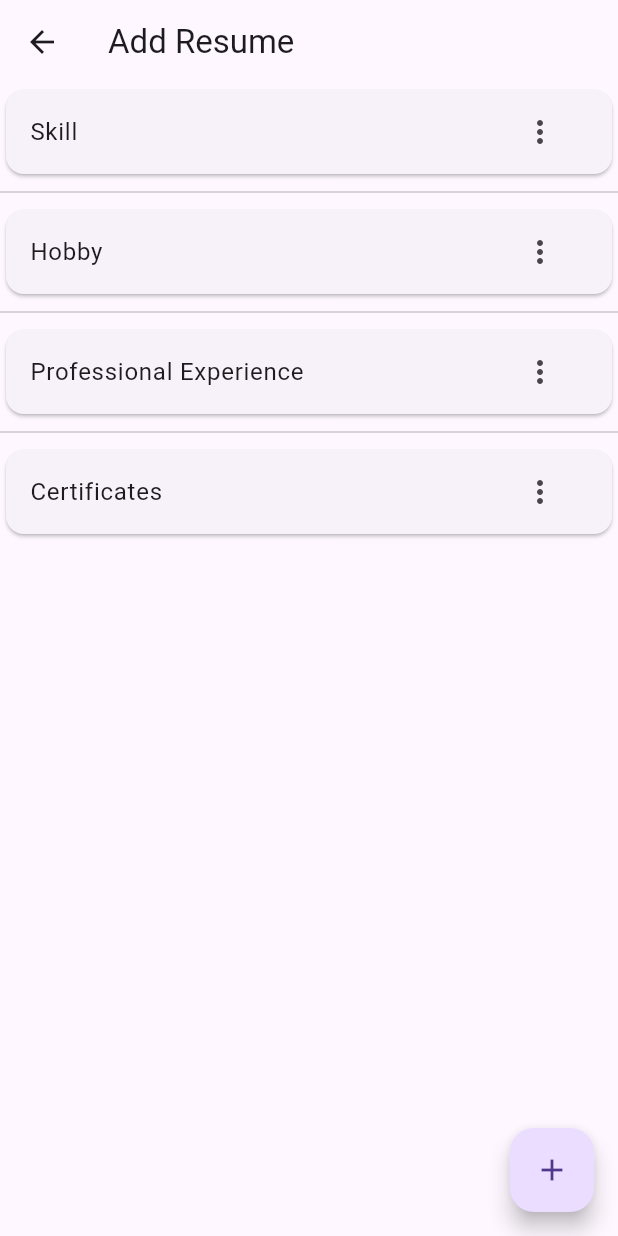
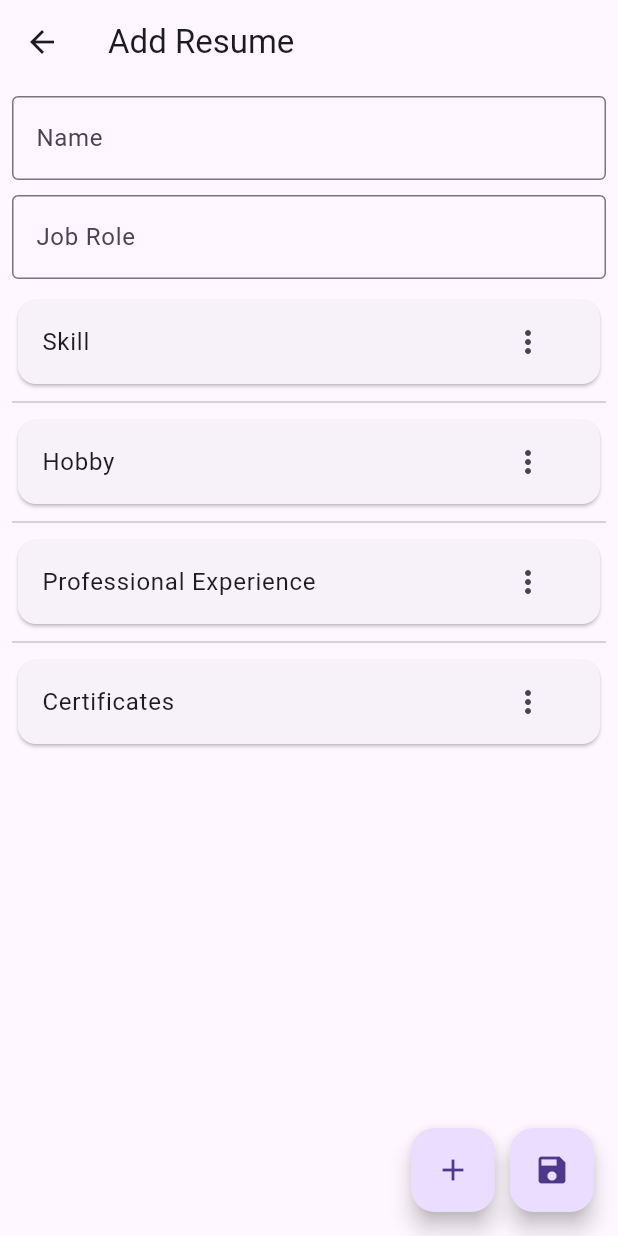
Before and after one commit to omtrivedi110/resume_builder_placement, a Flutter app: the AddResume screen opened by its route, on a phone screen of 412 x 824 dp. Run offline on Flutter 3.47's test engine with Material 3 defaults, Android fonts, the phone set to English and light mode, and no system bars; our stand-ins replace animated_splash_screen, get, pdf, printing.

Commit message:
29 - 04 - 24 | "Demo Simple Resume Ready...."

```diff
--- a/lib/controllers/resume_controller.dart
+++ b/lib/controllers/resume_controller.dart
@@ -3,6 +3,8 @@ import 'package:flutter/material.dart';
 import 'package:get/get.dart';
 
 class ResumeController extends GetxController {
+  RxString name = ''.obs;
+  RxString role = ''.obs;
   RxList resumeItems = [
     {
       'name': "Skill",
--- a/lib/main.dart
+++ b/lib/main.dart
@@ -4,6 +4,7 @@
 import 'package:resume_builder_placement/views/screens/add_resume.dart';
 import 'package:resume_builder_placement/views/screens/home.dart';
 import 'package:resume_builder_placement/views/screens/resume_item_detail.dart';
+import 'package:resume_builder_placement/views/screens/resume_screen.dart';
 import 'package:resume_builder_placement/views/screens/splash_screen.dart';
 
 void main() {
@@ -23,6 +24,7 @@
         GetPage(name: MyRoutes.home, page: () => HomePage()),
         GetPage(name: MyRoutes.addResume, page: () => AddResume()),
         GetPage(name: MyRoutes.itemDetail, page: () => ResumeItemDetail()),
+        GetPage(name: MyRoutes.resume_screen, page: () => ResumeScreen()),
       ],
     );
   }
--- a/lib/utils/image_path.dart
+++ b/lib/utils/image_path.dart
@@ -1,5 +1,4 @@
 class ImagePath {
   static String normal_path = 'assets/images/';
-
   static String logo = 'r_logo.png';
 }
--- a/lib/utils/route_utils.dart
+++ b/lib/utils/route_utils.dart
@@ -1,5 +1,6 @@
 class MyRoutes {
   static String splash = '/';
+  static String resume_screen = '/resume_screen';
   static String home = '/home';
   static String addResume = '/addresume';
   static String itemDetail = '/itemDetail';
--- a/lib/views/screens/add_resume.dart
+++ b/lib/views/screens/add_resume.dart
@@ -19,7 +19,11 @@ class _AddResumeState extends State<AddResume> {
   @override
   Widget build(BuildContext context) {
     return Scaffold(
-      floatingActionButton: FloatingActionButton(
+      floatingActionButton: Row(
+        mainAxisAlignment: MainAxisAlignment.end,
+        children: [
+          FloatingActionButton(
+            heroTag: '1',
             onPressed: () {
               showDialog(
                   context: context,
@@ -27,8 +31,8 @@ class _AddResumeState extends State<AddResume> {
                     return AlertDialog(
                       title: const Text("Add New Field"),
                       content: TextField(
-                      decoration:
-                          const InputDecoration(border: OutlineInputBorder()),
+                          decoration: const InputDecoration(
+                              border: OutlineInputBorder()),
                           controller: newField),
                       actions: [
                         OutlinedButton(
@@ -38,7 +42,8 @@ class _AddResumeState extends State<AddResume> {
                             child: const Text("Cancel")),
                         ElevatedButton(
                             onPressed: () {
-                          resumeController.addResumeItem(data: <String, Object>{
+                              resumeController.addResumeItem(
+                                  data: <String, Object>{
                                     'name': newField.text,
                                     'item': []
                                   });
@@ -51,11 +56,47 @@ class _AddResumeState extends State<AddResume> {
             },
             child: const Icon(Icons.add),
           ),
+          const SizedBox(width: 10),
+          FloatingActionButton(
+            heroTag: '2',
+            onPressed: () {
+              Get.toNamed(MyRoutes.resume_screen);
+            },
+            child: const Icon(Icons.save),
+          ),
+        ],
+      ),
       appBar: AppBar(
         title: const Text("Add Resume"),
       ),
       body: Obx(() {
-        return ListView.separated(
+        return Padding(
+          padding: const EdgeInsets.all(8.0),
+          child: Column(
+            children: [
+              TextField(
+                decoration: const InputDecoration(
+                    border: OutlineInputBorder(),
+                    hintText: "Om Trivedi",
+                    labelText: "Name"),
+                onChanged: (val) {
+                  resumeController.name.value = val.toString();
+                },
+              ),
+              const SizedBox(height: 10),
+              TextField(
+                decoration: const InputDecoration(
+                  border: OutlineInputBorder(),
+                  hintText: "Flutter Developer",
+                  labelText: "Job Role",
+                ),
+                onChanged: (val) {
+                  resumeController.role.value = val.toString();
+                },
+              ),
+              const SizedBox(height: 10),
+              Expanded(
+                child: ListView.separated(
                     itemBuilder: (context, index) {
                       ResumeItemModal resumeItemModal = ResumeItemModal(
                           resumeController.resumeItems.value[index]['name'],
@@ -68,11 +109,13 @@ class _AddResumeState extends State<AddResume> {
                           title: Text(resumeItemModal.name),
                           trailing: PopupMenuButton(
                             itemBuilder: (context) => [
-                      PopupMenuItem(child: const Text("Update"), onTap: () {}),
+                              PopupMenuItem(
+                                  child: const Text("Update"), onTap: () {}),
                               PopupMenuItem(
                                 child: const Text("Delete"),
                                 onTap: () {
-                          resumeController.deleteResumeItem(index: index);
+                                  resumeController.deleteResumeItem(
+                                      index: index);
                                 },
                               ),
                             ],
@@ -81,7 +124,11 @@ class _AddResumeState extends State<AddResume> {
                       );
                     },
                     separatorBuilder: (context, ind) => const Divider(),
-            itemCount: resumeController.resumeItems.value.length);
+                    itemCount: resumeController.resumeItems.value.length),
+              ),
+            ],
+          ),
+        );
       }),
     );
   }
--- a/pubspec.yaml
+++ b/pubspec.yaml
@@ -37,6 +37,8 @@ dependencies:
   cupertino_icons: ^1.0.6
   get:
   animated_splash_screen:
+  pdf:
+  printing:
 
 dev_dependencies:
   flutter_test:
```
Also changed, not shown: lib/views/screens/resume_screen.dart (added, +74 -0 lines), pubspec.lock, 5 other files. Lines whose indentation alone changed are shown as unchanged.
